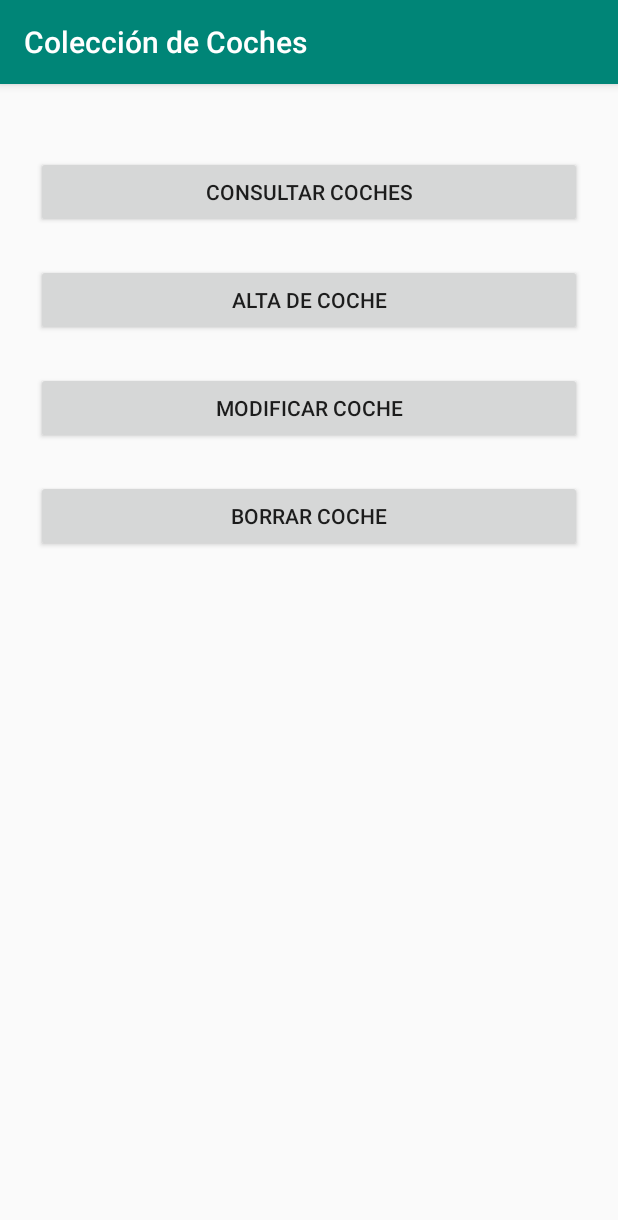
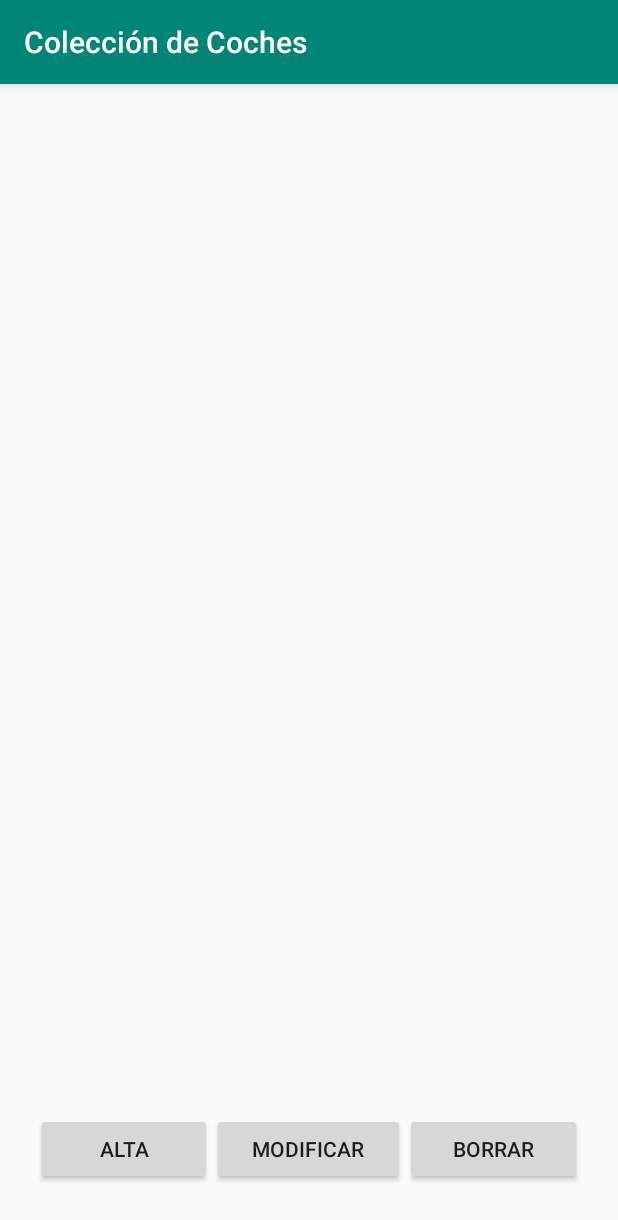
Before and after one commit to javiermiok/AppFirebaseCoches, an Android app: the screen it shows after launch (MainActivity), on a phone screen of 412 x 824 dp. Shown: the top 1220 px of the screen. Run offline under Robolectric (Android 15) with nearby library versions, the phone set to English and light mode, and no system bars; our stand-ins replace Firebase (no records; nobody signed in at launch, a user with empty details on screens opened directly); 4 statements that could not run were skipped.

```diff
--- a/app/src/main/AndroidManifest.xml
+++ b/app/src/main/AndroidManifest.xml
@@ -16,7 +16,6 @@
                 <category android:name="android.intent.category.LAUNCHER" />
             </intent-filter>
         </activity>
-        <activity android:name=".ConsultaActivity" />
         <activity android:name=".AltaActivity"></activity>
     </application>
 
--- a/app/src/main/res/layout/activity_main.xml
+++ b/app/src/main/res/layout/activity_main.xml
@@ -1,8 +1,8 @@
 <?xml version="1.0" encoding="utf-8"?>
-<LinearLayout xmlns:android="http://schemas.android.com/apk/res/android"
+<RelativeLayout xmlns:android="http://schemas.android.com/apk/res/android"
     xmlns:app="http://schemas.android.com/apk/res-auto"
     xmlns:tools="http://schemas.android.com/tools"
-    android:id="@+id/linearVMain"
+    android:id="@+id/relativeMain"
     android:layout_width="match_parent"
     android:layout_height="match_parent"
     android:orientation="vertical"
@@ -10,35 +10,44 @@
     tools:context=".MainActivity">
 
 
-    <Button
-        android:id="@+id/btnConsultaMain"
+    <android.support.v7.widget.RecyclerView
+        android:id="@+id/rvMain"
+        android:layout_width="match_parent"
+        android:layout_height="wrap_content" />
+
+    <LinearLayout
+        android:id="@+id/linearHMain"
         android:layout_width="match_parent"
         android:layout_height="wrap_content"
-        android:layout_marginTop="@dimen/padding_layout"
-        android:onClick="consultar"
-        android:text="@string/btn_consultar_main" />
+        android:layout_alignStart="@+id/rvMain"
+        android:layout_alignLeft="@+id/rvMain"
+        android:layout_alignParentBottom="true"
+        android:layout_marginBottom="10dp"
+        android:orientation="horizontal">
 
         <Button
             android:id="@+id/btnAltaMain"
-        android:layout_width="match_parent"
+            android:layout_width="wrap_content"
             android:layout_height="wrap_content"
-        android:layout_marginTop="@dimen/padding_layout"
+            android:layout_weight="1"
             android:onClick="alta"
             android:text="@string/btn_alta_main" />
 
         <Button
-        android:id="@+id/btnModificarMain"
-        android:layout_width="match_parent"
+            android:id="@+id/btnModifMain"
+            android:layout_width="wrap_content"
             android:layout_height="wrap_content"
-        android:layout_marginTop="@dimen/padding_layout"
+            android:layout_weight="1"
             android:onClick="modificar"
             android:text="@string/btn_modificar_main" />
 
         <Button
             android:id="@+id/btnBorrarMain"
-        android:layout_width="match_parent"
+            android:layout_width="wrap_content"
             android:layout_height="wrap_content"
-        android:layout_marginTop="@dimen/padding_layout"
+            android:layout_weight="1"
             android:onClick="borrar"
             android:text="@string/btn_borrar_main" />
     </LinearLayout>
+
+</RelativeLayout>
--- a/app/src/main/res/values/strings.xml
+++ b/app/src/main/res/values/strings.xml
@@ -2,10 +2,9 @@
     <string name="app_name">Colección de Coches</string>
 
     <!--                 ACTIVITY MAIN                      -->
-    <string name="btn_consultar_main">Consultar coches</string>
-    <string name="btn_alta_main">Alta de coche</string>
-    <string name="btn_modificar_main">Modificar Coche</string>
-    <string name="btn_borrar_main">Borrar Coche</string>
+    <string name="btn_alta_main">Alta</string>
+    <string name="btn_modificar_main">Modificar</string>
+    <string name="btn_borrar_main">Borrar</string>
 
     <!--                 ITEM_COCHE.XML                     -->
     <string name="tv_matricula_item">Matrícula: %s</string>
@@ -22,7 +21,9 @@
     <string name="tv_precio_alta">Precio:</string>
     <string name="btn_crear_alta">Crear</string>
     <string name="btn_cancelar_alta">Cancelar</string>
+
     <string name="toast_error_alta">Todos los campos tiene que estar rellenados</string>
+    <string name="toast_no_mod">No se ha guardado la modifcación</string>
 
     <!--                 ACTIVITY                       -->
 
```
Also changed, not shown: app/src/main/java/com/example/a21752434/appfirebasecoches/AltaActivity.java (+19 -2 lines), app/src/main/java/com/example/a21752434/appfirebasecoches/ConsultaActivity.java (deleted, +0 -119 lines), app/src/main/java/com/example/a21752434/appfirebasecoches/MainActivity.java (+132 -6 lines), app/src/main/java/com/example/a21752434/appfirebasecoches/javabeans/Coche.java (+44 -1 lines), app/src/main/res/layout/activity_consulta.xml (deleted, +0 -110 lines), app/src/main/res/menu/menu_coches.xml (deleted, +0 -26 lines). Lines whose indentation alone changed are shown as unchanged.
